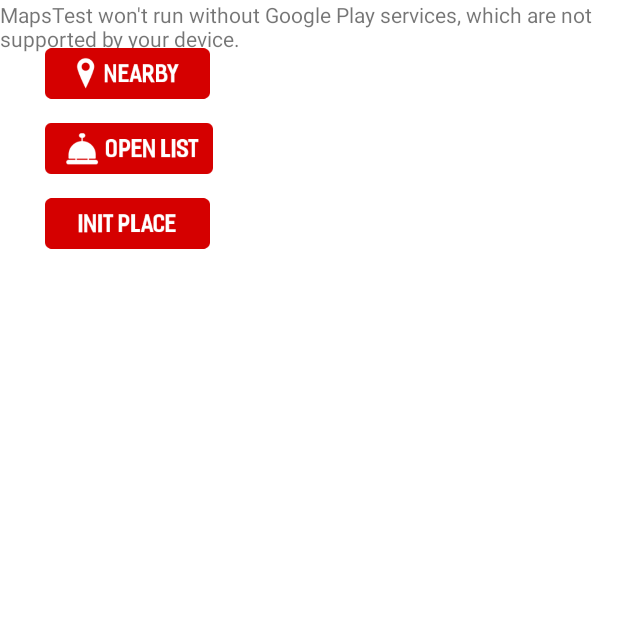
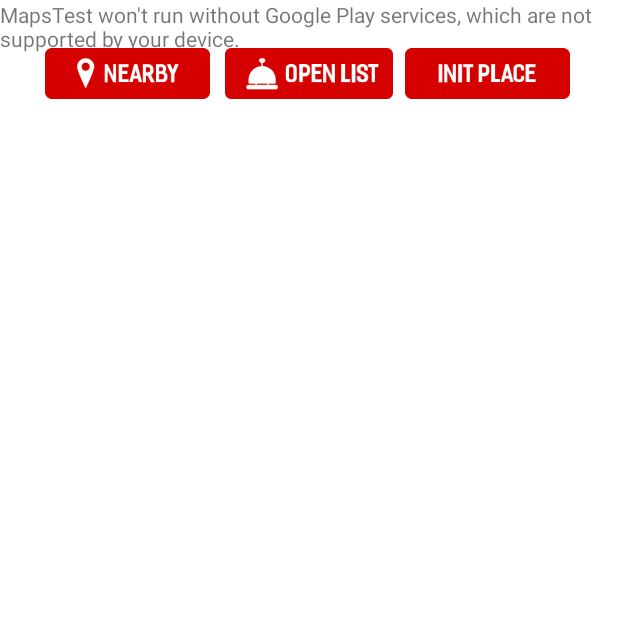
Before and after one commit to quoccuongpresent244/Food-ing, an Android app: the MapsActivity screen opened directly, with no data from a screen before it, on a phone screen of 412 x 824 dp, the top half of it. Run offline under Robolectric (Android 15) with nearby library versions, the phone set to English and light mode, and no system bars; 1 statement that could not run was skipped.

Commit message:
update color, navigation

```diff
--- a/FINAL PROJECT/app/src/main/java/com/example/mapstest/GetNearbyPlacesData.java
+++ b/FINAL PROJECT/app/src/main/java/com/example/mapstest/GetNearbyPlacesData.java
@@ -76,6 +76,9 @@ public class GetNearbyPlacesData extends AsyncTask<Object, String, String> {
             double lat = Double.parseDouble(googlePlace.get("lat"));
             double lng = Double.parseDouble(googlePlace.get("lng"));
 
+            String place_lat = String.valueOf(lat);
+            String place_lng = String.valueOf(lng);
+
             //Calculate distance
             float[] result = new float[1];
             Location.distanceBetween(currLat, currLong, lat, lng, result);
@@ -95,7 +98,7 @@ public class GetNearbyPlacesData extends AsyncTask<Object, String, String> {
             GetImageBitmap getImageBitmap = new GetImageBitmap(i);
             getImageBitmap.execute(urlTmp);
             Log.d("hahaha", "ShowNearbyPlaces: ");
-            listData.placeInfoList.add(new PlaceInfo(placeName, vicinity, rating, open_now, user_ratings_total, price_level, distance));
+            listData.placeInfoList.add(new PlaceInfo(placeName, vicinity, rating, open_now, user_ratings_total, price_level, distance, place_lat, place_lng));
 
             LatLng latLng = new LatLng(lat, lng);
             markerOptions.position(latLng);
--- a/FINAL PROJECT/app/src/main/res/layout/activity_maps.xml
+++ b/FINAL PROJECT/app/src/main/res/layout/activity_maps.xml
@@ -25,17 +25,17 @@
         android:id="@+id/btnList"
         android:layout_width="132dp"
         android:layout_height="38dp"
-        android:layout_marginLeft="30dp"
-        android:layout_marginTop="80dp"
+        android:layout_marginLeft="150dp"
+        android:layout_marginTop="30dp"
         android:paddingRight="20dp"
-        android:src="@drawable/listbtn" />
+        android:src="@drawable/listbtn"/>
 
     <ImageView
         android:id="@+id/btnMode"
         android:layout_width="110dp"
         android:layout_height="38dp"
-        android:layout_marginLeft="30dp"
-        android:layout_marginTop="130dp"
+        android:layout_marginLeft="270dp"
+        android:layout_marginTop="30dp"
         android:src="@drawable/init1" />
 
 
--- a/FINAL PROJECT/app/src/main/res/values/colors.xml
+++ b/FINAL PROJECT/app/src/main/res/values/colors.xml
@@ -14,7 +14,7 @@
 
    <color name="secondary">#8fead8</color>
    <color name="secondary_light">#c2ffff</color>
-   <color name="secondary_dark">#5db7a7</color>
+   <color name="secondary_dark">#f5f5f5</color>
 
 
 
```
Also changed, not shown: FINAL PROJECT/app/src/main/java/com/example/mapstest/Adapter.java (+10 -0 lines), FINAL PROJECT/app/src/main/java/com/example/mapstest/PlaceInfo.java (+12 -1 lines), 3 other files.
